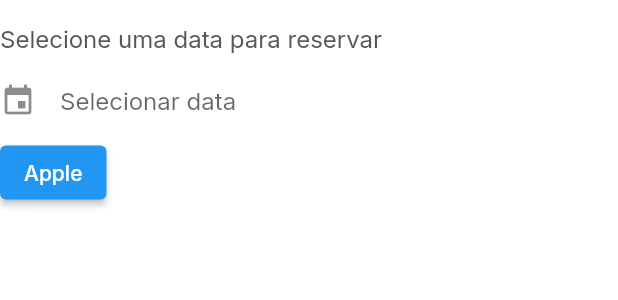
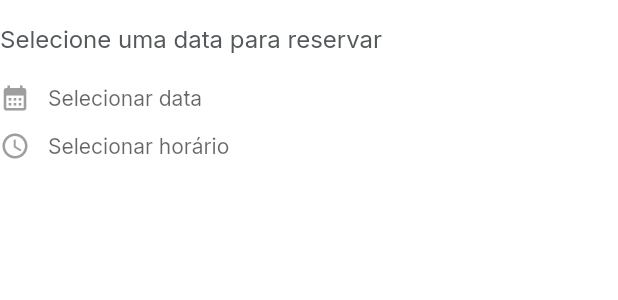
Before and after one commit to pbfontes/AgoraGestao, a Flutter app: the BookingDatePickerBlock widget shown alone on an empty page, opened directly, on a phone screen of 412 x 824 dp. Shown: the top 300 px of the screen. Run offline on Flutter 3.47's test engine with Material 2 defaults, Android fonts, the phone set to English and light mode, and no system bars; our stand-ins replace cached_network_image, faker, google_fonts, jiffy; network calls fail.

```diff
--- a/lib/screens/booking_screen.dart
+++ b/lib/screens/booking_screen.dart
@@ -92,7 +92,7 @@ class SpaceDetailsBody extends StatelessWidget {
                   style: Theme.of(context).textTheme.titleMedium,
                 ),
                 const SizedBox(
-                  height: 8,
+                  height: 12,
                 ),
                 Text(
                   "10 mesas\n50 cadeiras\nLimpeza do espaço\nBuffet",
@@ -106,7 +106,7 @@ class SpaceDetailsBody extends StatelessWidget {
                   style: Theme.of(context).textTheme.titleMedium,
                 ),
                 const SizedBox(
-                  height: 8,
+                  height: 12,
                 ),
                 Text(
                   "Para o bom convívio com o demais condôminos, é proibida música alta após as 22 nesses espaço. Além disso, não é permitido a presença de um número de convidados superior ao que o espaço comporta.",
@@ -149,16 +149,18 @@ class BookingDatePickerBlock extends StatefulWidget {
 
 class _BookingDatePickerBlockState extends State<BookingDatePickerBlock> {
   TextEditingController dateController = TextEditingController();
+  TextEditingController timeController = TextEditingController();
 
   @override
   void initState() {
     dateController.text = ""; //set the initial value of text field
+    timeController.text = "";
     super.initState();
   }
 
   // ------------------------------------------------------------------
 
-  int _selectedFruit = 0;
+  int _selectedTimeStamp = 0;
 
   // This shows a CupertinoModalPopup with a reasonable fixed height which hosts CupertinoPicker.
   void _showDialog(Widget child) {
@@ -191,15 +193,27 @@ class _BookingDatePickerBlockState extends State<BookingDatePickerBlock> {
         style: Theme.of(context).textTheme.titleMedium,
       ),
       const SizedBox(
-        height: 8,
+        height: 20,
       ),
       TextField(
         controller: dateController, //editing controller of this TextField
         decoration: const InputDecoration(
-          icon: Icon(Icons.event),
+          isDense: true,
+          contentPadding: EdgeInsets.symmetric(horizontal: 0, vertical: 0),
+          prefixIconConstraints: BoxConstraints(maxHeight: 20),
+          prefixIcon: Padding(
+            padding: EdgeInsets.only(right: 12,),
+            child: Icon(
+              Icons.calendar_month,
+              size: 20,
+              color: Colors.grey,
+            ),
+          ),
+          border: InputBorder.none,
           hintText: "Selecionar data",
-          border: InputBorder.none,
         ),
+        style: Theme.of(context).textTheme.bodyMedium,
+        textAlignVertical: TextAlignVertical.center,
         readOnly: true, // when true user cannot edit text
         onTap: () async {
           DateTime? pickedDate = await showDatePicker(
@@ -216,8 +230,12 @@ class _BookingDatePickerBlockState extends State<BookingDatePickerBlock> {
           }
         },
       ),
-      ElevatedButton(
-          onPressed: (() => _showDialog(
+      const SizedBox(height: 12,),
+      TextField(
+        controller: timeController,
+        readOnly: true,
+        onTap: (() {
+          _showDialog(
             CupertinoPicker(
               magnification: 1.22,
               squeeze: 1.2,
@@ -226,30 +244,47 @@ class _BookingDatePickerBlockState extends State<BookingDatePickerBlock> {
               // This is called when selected item is changed.
               onSelectedItemChanged: (int selectedItem) {
                 setState(() {
-                      _selectedFruit = selectedItem;
+                  _selectedTimeStamp = selectedItem;
+                  timeController.text = _timeStamps[_selectedTimeStamp];
                 });
               },
-                  children:
-                      List<Widget>.generate(_fruitNames.length, (int index) {
+              children: List<Widget>.generate(_timeStamps.length, (int index) {
                 return Center(
                   child: Text(
-                        _fruitNames[index],
+                    _timeStamps[index],
                   ),
                 );
               }),
             ),
-              )),
-          child: Text(_fruitNames[_selectedFruit]))
+          );
+        }),
+        decoration: const InputDecoration(
+            isDense: true,
+            contentPadding: EdgeInsets.zero,
+            // filled: true,
+            // fillColor: Colors.red,
+            prefixIconConstraints: BoxConstraints(maxHeight: 20),
+            prefixIcon: Padding(
+              padding: EdgeInsets.only(right: 12),
+              child: Icon(
+                Icons.schedule,
+                size: 20,
+                color: Colors.grey,
+              ),
+            ),
+            border: InputBorder.none,
+            hintText: "Selecionar horário"),
+        style: Theme.of(context).textTheme.bodyMedium,
+        textAlignVertical: TextAlignVertical.center,
+      )
     ]);
   }
 }
 
 const double _kItemExtent = 32.0;
-const List<String> _fruitNames = <String>[
-  'Apple',
-  'Mango',
-  'Banana',
-  'Orange',
-  'Pineapple',
-  'Strawberry',
+const List<String> _timeStamps = <String>[
+  '9h - 11h',
+  '11h - 13h',
+  '15h - 17h',
+  '17h - 19h',
 ];
```
Lines whose indentation alone changed are shown as unchanged.
